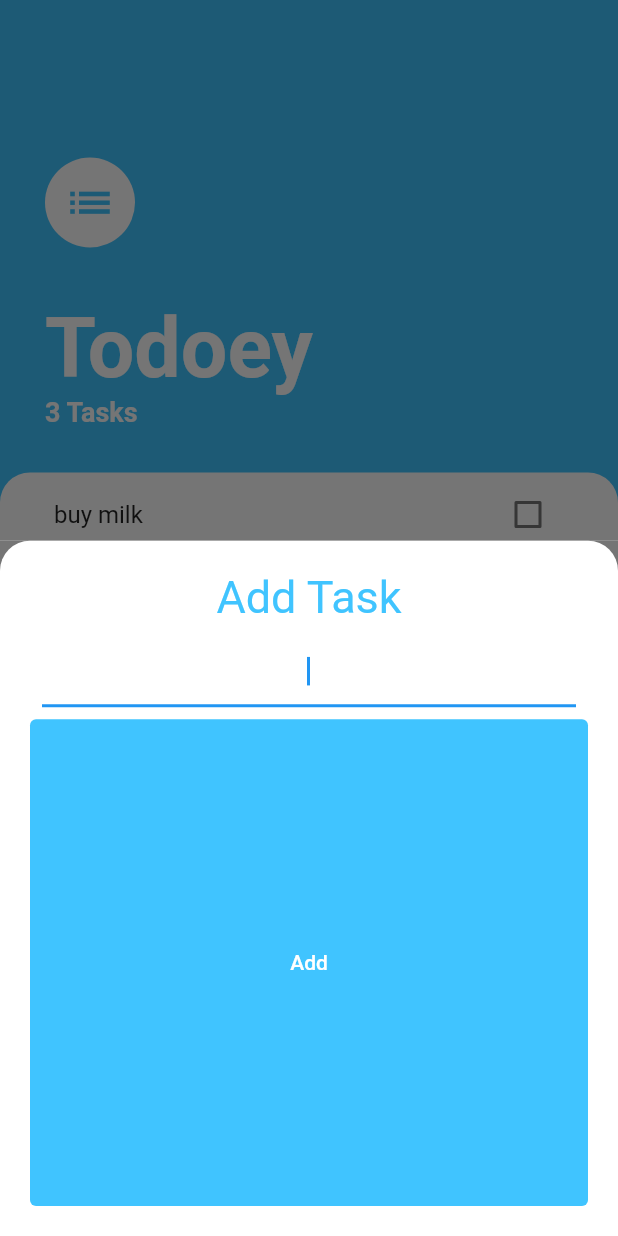
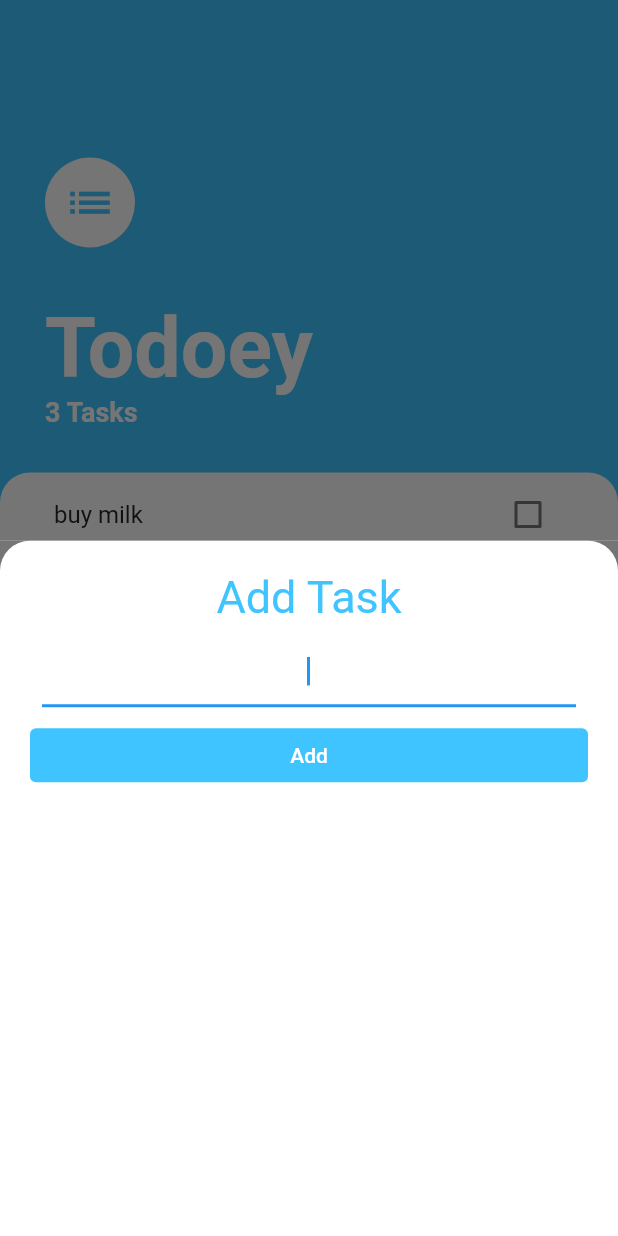
Before and after one commit to danadelion/todoey_d, a Flutter app: the screen it shows after launch, after a tap on the "add" icon, on a phone screen of 412 x 824 dp. Run offline on Flutter 3.47's test engine with Material 2 defaults, Android fonts, the light colour scheme and no system bars.

Commit message:
my changes

```diff
--- a/lib/main.dart
+++ b/lib/main.dart
@@ -1,5 +1,7 @@
 import 'package:flutter/material.dart';
+import 'package:provider/provider.dart';
 import 'screens/tasks_screen.dart';
+import 'package:todoey_d/models/task_data.dart';
 
 void main() {
   runApp(MyApp());
@@ -8,8 +10,11 @@ void main() {
 class MyApp extends StatelessWidget {
   @override
   Widget build(BuildContext context) {
-    return MaterialApp(
-      home: TasksScreen(),
+    return ChangeNotifierProvider(
+      create: (context) => TaskData(),
+      child: MaterialApp(
+        home: TasksScreen(),
+      ),
     );
   }
 }
--- /dev/null
+++ b/lib/models/task_data.dart
@@ -0,0 +1,34 @@
+import 'package:flutter/material.dart';
+import 'package:todoey_d/models/task.dart';
+import 'dart:collection';
+
+class TaskData extends ChangeNotifier {
+  List<Task> _tasks = [
+    Task(name: 'buy milk'),
+    Task(name: 'buy eggs'),
+    Task(name: 'buy bread'),
+  ];
+
+  UnmodifiableListView<Task> get tasks {
+    return UnmodifiableListView(_tasks);
+  }
+
+  int get taskCount {
+    return _tasks.length;
+  }
+
+  void addTask(Task newTask) {
+    _tasks.add(newTask);
+    notifyListeners();
+  }
+
+  void toggleTask(int index) {
+    _tasks[index].toggleDone();
+    notifyListeners();
+  }
+
+  void removeTask(int index) {
+    _tasks.removeAt(index);
+    notifyListeners();
+  }
+}
--- a/lib/screens/add_task_screen.dart
+++ b/lib/screens/add_task_screen.dart
@@ -1,4 +1,6 @@
 import 'package:flutter/material.dart';
+import 'package:provider/provider.dart';
+import 'package:todoey_d/models/task_data.dart';
 import 'package:todoey_d/models/task.dart';
 
 class AddTaskScreen extends StatelessWidget {
@@ -42,8 +44,7 @@ class AddTaskScreen extends StatelessWidget {
                 },
               ),
             ),
-            Expanded(
-              child: TextButton(
+            TextButton(
               child: Text(
                 'Add',
                 style: TextStyle(
@@ -51,11 +52,15 @@ class AddTaskScreen extends StatelessWidget {
                 ),
               ),
               onPressed: () {
-                  onPressedCallback(currentTaskName);
+                Navigator.pop(context);
+                if (currentTaskName == null) {
+                  return;
+                }
+                Provider.of<TaskData>(context, listen: false)
+                    .addTask(Task(name: currentTaskName));
               },
               style: TextButton.styleFrom(
                 backgroundColor: Colors.lightBlueAccent,
-                ),
               ),
             ),
           ],
--- a/lib/screens/tasks_screen.dart
+++ b/lib/screens/tasks_screen.dart
@@ -1,6 +1,8 @@
 import 'package:flutter/material.dart';
 import 'package:todoey_d/widgets/tasks_list.dart';
 import 'package:todoey_d/screens/add_task_screen.dart';
+import 'package:todoey_d/models/task_data.dart';
+import 'package:provider/provider.dart';
 import 'package:todoey_d/models/task.dart';
 
 class TasksScreen extends StatefulWidget {
@@ -11,16 +13,15 @@ class TasksScreen extends StatefulWidget {
 class _TasksScreenState extends State<TasksScreen> {
   String taskName;
 
-  List<Task> tasks = [
-    Task(name: 'buy milk'),
-    Task(name: 'buy eggs'),
-    Task(name: 'buy bread'),
-  ];
-
   void onPressedCallback(String taskName) {
+    Navigator.pop(context);
+    if (taskName == null) {
+      return;
+    }
     setState(() {
-      tasks.add(Task(name: taskName));
-      Navigator.pop(context);
+      Provider.of<TaskData>(context, listen: false)
+          .tasks
+          .add(Task(name: taskName));
     });
   }
 
@@ -75,7 +76,7 @@ class _TasksScreenState extends State<TasksScreen> {
                     ),
                   ),
                   Text(
-                    '${tasks.length} Tasks',
+                    '${Provider.of<TaskData>(context).taskCount} Tasks',
                     style: TextStyle(
                       fontSize: 18.0,
                       color: Colors.white,
@@ -95,14 +96,7 @@ class _TasksScreenState extends State<TasksScreen> {
                     topRight: Radius.circular(20.0),
                   ),
                 ),
-                child: TasksList(
-                  checkboxCallback: (int index) {
-                    setState(() {
-                      tasks[index].toggleDone();
-                    });
-                  },
-                  tasks: tasks,
-                ),
+                child: TasksList(),
               ),
             ),
           ],
--- a/lib/widgets/task_tile.dart
+++ b/lib/widgets/task_tile.dart
@@ -1,26 +1,41 @@
 import 'package:flutter/material.dart';
+import 'package:provider/provider.dart';
+import 'package:todoey_d/models/task.dart';
+import 'package:todoey_d/models/task_data.dart';
 
 class TaskTile extends StatelessWidget {
-  final bool isChecked;
-  final String taskTitle;
-  final Function checkboxCallback;
+  final Task task;
+  final int index;
 
-  TaskTile({this.isChecked, this.taskTitle, this.checkboxCallback});
+  TaskTile({this.task, this.index});
 
   @override
   Widget build(BuildContext context) {
-    return ListTile(
+    return Consumer<TaskData>(builder: (context, taskData, child) {
+      return Dismissible(
+        key: UniqueKey(),
+        onDismissed: (direction) {
+          taskData.removeTask(index);
+        },
+        child: ListTile(
+          onLongPress: () {
+            taskData.removeTask(index);
+          },
           title: Text(
-        taskTitle,
+            task.name,
             style: TextStyle(
-          decoration: isChecked ? TextDecoration.lineThrough : null,
+              decoration: task.isDone ? TextDecoration.lineThrough : null,
             ),
           ),
           trailing: Checkbox(
             activeColor: Colors.lightBlueAccent,
-        value: isChecked,
-        onChanged: checkboxCallback,
+            value: task.isDone,
+            onChanged: (checked) {
+              taskData.toggleTask(index);
+            },
+          ),
         ),
       );
+    });
   }
 }
--- a/lib/widgets/tasks_list.dart
+++ b/lib/widgets/tasks_list.dart
@@ -1,26 +1,25 @@
 import 'package:flutter/material.dart';
 import 'package:todoey_d/widgets/task_tile.dart';
+import 'package:todoey_d/models/task_data.dart';
+import 'package:provider/provider.dart';
 import 'package:todoey_d/models/task.dart';
 
 class TasksList extends StatelessWidget {
-  final List<Task> tasks;
-  final Function checkboxCallback;
-
-  TasksList({@required this.tasks, @required this.checkboxCallback});
-
   @override
   Widget build(BuildContext context) {
-    return ListView.builder(
-      itemBuilder: (context, index) {
-        return TaskTile(
-          taskTitle: tasks[index].name,
-          isChecked: tasks[index].isDone,
-          checkboxCallback: (index) {
-            checkboxCallback(index);
+    return Consumer<TaskData>(
+      builder: (context, taskData, child) {
+        return ListView.builder(
+          itemBuilder: (context, index) {
+            Task task = taskData.tasks[index];
+            return TaskTile(
+              task: task,
+              index: index,
+            );
           },
+          itemCount: taskData.taskCount,
         );
       },
-      itemCount: tasks.length,
     );
   }
 }
--- a/pubspec.yaml
+++ b/pubspec.yaml
@@ -28,6 +28,7 @@ dependencies:
   # The following adds the Cupertino Icons font to your application.
   # Use with the CupertinoIcons class for iOS style icons.
   cupertino_icons: ^1.0.2
+  provider: ^5.0.0
 
 dev_dependencies:
   flutter_test:
```
Also changed, not shown: pubspec.lock. Lines whose indentation alone changed are shown as unchanged.
